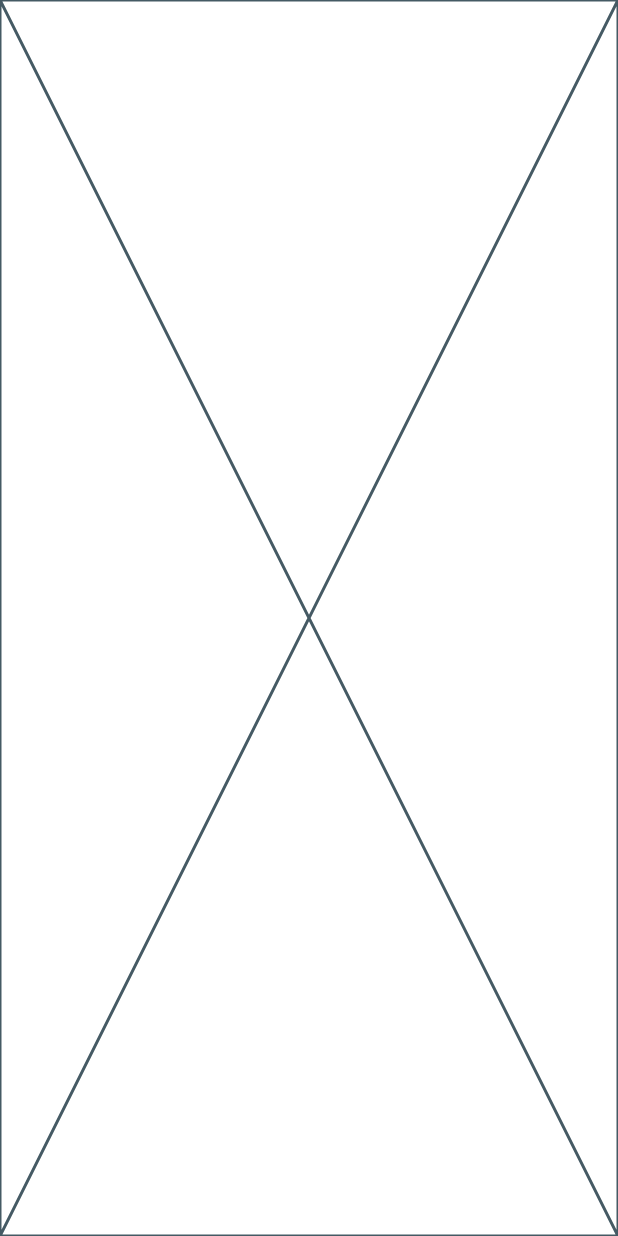
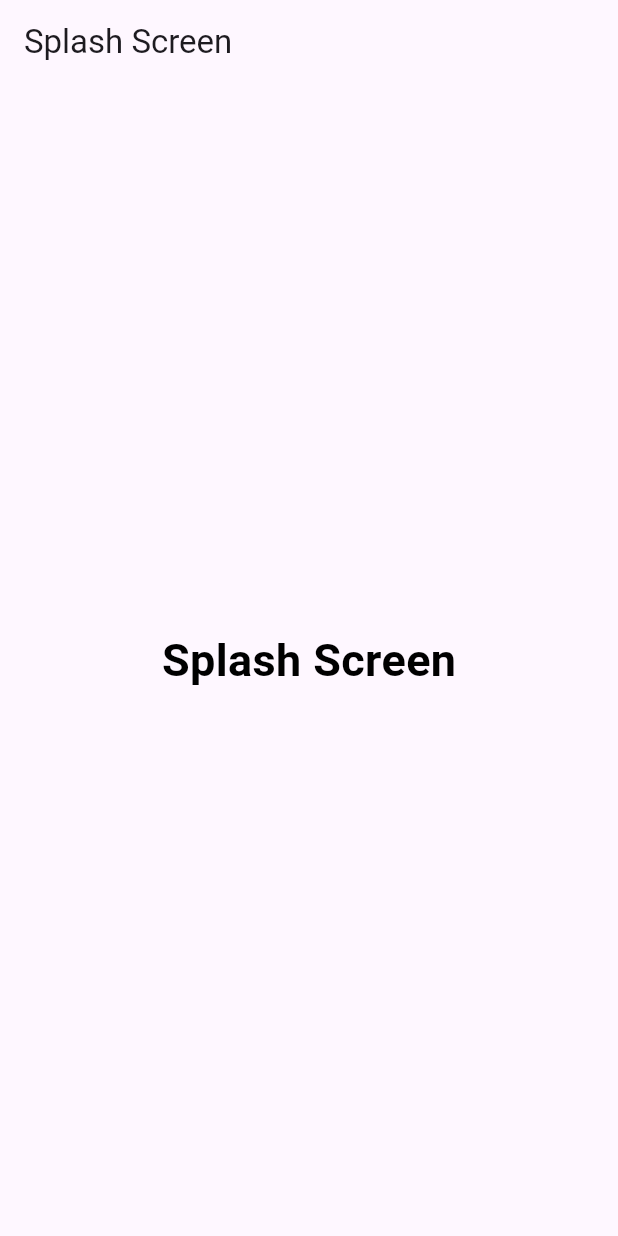
Before and after one commit to Muhammadkhabab/bloc_clean_architecure, a Flutter app: the first screen one second after launch, on a phone screen of 412 x 824 dp. Run offline on Flutter 3.47's test engine with Material 3 defaults, Android fonts, the light colour scheme and no system bars; our stand-ins replace bloc, equatable, flutter_bloc, freezed_annotation, google_fonts; generated files the repository leaves out were written again.

Commit message:
splash and services make

```diff
--- a/lib/services/splash_serivces/splash_serivces.dart
+++ b/lib/services/splash_serivces/splash_serivces.dart
@@ -8,7 +8,7 @@ class SplashServices {
   void checkAuthentication(BuildContext context) {
     Timer(
       const Duration(seconds: 2),
-          () => Navigator.pushNamedAndRemoveUntil(context, RoutesName.home, (route) => false),
+          () => Navigator.pushNamedAndRemoveUntil(context, RoutesName.login, (route) => false),
     );
   }
 }
--- a/lib/view/splash/splash.dart
+++ b/lib/view/splash/splash.dart
@@ -1,4 +1,6 @@
+import 'package:clean_code_bloc/services/splash_serivces/splash_serivces.dart';
 import 'package:flutter/material.dart';
+
 class SplashView extends StatefulWidget {
   const SplashView({super.key});
 
@@ -7,8 +9,26 @@ class SplashView extends StatefulWidget {
 }
 
 class _SplashViewState extends State<SplashView> {
+  SplashServices _splashServices = SplashServices();
+  @override
+  void initState() {
+    // TODO: implement initState
+    super.initState();
+    _splashServices.checkAuthentication(context);
+  }
+
   @override
   Widget build(BuildContext context) {
-    return const Placeholder();
+    return Scaffold(
+      appBar: AppBar(
+        title: Text('Splash Screen'),
+      ),
+      body: Center(
+        child: Text(
+          'Splash Screen',
+          style: TextStyle(fontSize: 30, fontWeight: FontWeight.bold, color: Colors.black),
+        ),
+      ),
+    );
   }
 }
```
